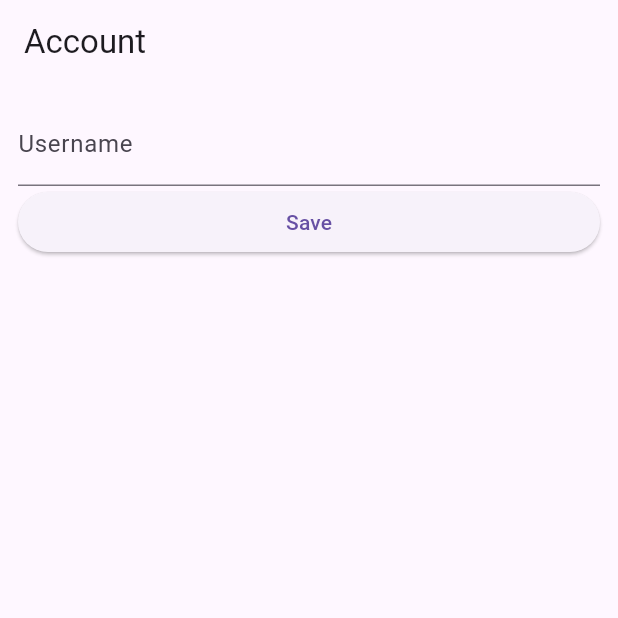
After one commit to Piradon-Phuangthong/SISGroup21, a Flutter app: the screen it shows once a user with an empty profile is signed in, after a tap on "Save", on a phone screen of 412 x 824 dp, the top half of it. The commit adds this screen. Run offline on Flutter 3.47's test engine with Material 3 defaults, Android fonts, the phone set to English and light mode, and no system bars; our stand-ins replace image_picker, supabase_flutter; accounts and stored records are empty; network calls fail.

Commit message:
user authentication and signup

```diff
--- /dev/null
+++ b/lib/pages/account_page.dart
@@ -0,0 +1,46 @@
+import 'package:flutter/material.dart';
+import 'package:omada/supabase/supabase_instance.dart';
+
+class AccountPage extends StatefulWidget {
+  const AccountPage({super.key});
+
+  @override
+  State<AccountPage> createState() => _AccountPageState();
+}
+
+class _AccountPageState extends State<AccountPage> {
+  final _usernameController = TextEditingController();
+
+  @override
+  void dispose() {
+    _usernameController.dispose();
+    super.dispose();
+  }
+
+  @override
+  Widget build(BuildContext context) {
+    return Scaffold(
+      appBar: AppBar(title: Text('Account')),
+      body: ListView(
+        padding: const EdgeInsets.all(12),
+        children: [
+          TextFormField(
+            controller: _usernameController,
+            decoration: InputDecoration(label: Text('Username')),
+          ),
+          ElevatedButton(
+            onPressed: () async {
+              final username = _usernameController.text.trim();
+              final userId = supabase.auth.currentUser!.id;
+              await supabase
+                  .from('profiles')
+                  .update({'username': username})
+                  .eq('id', userId);
+            },
+            child: Text('Save'),
+          ),
+        ],
+      ),
+    );
+  }
+}
--- /dev/null
+++ b/lib/pages/login_page.dart
@@ -0,0 +1,87 @@
+import 'dart:async';
+
+import 'package:flutter/material.dart';
+import 'package:omada/supabase/supabase_instance.dart';
+import 'package:supabase_flutter/supabase_flutter.dart';
+
+class LoginPage extends StatefulWidget {
+  const LoginPage({super.key});
+
+  @override
+  State<LoginPage> createState() => _LoginState();
+}
+
+class _LoginState extends State<LoginPage> {
+  final _emailController = TextEditingController();
+  late final StreamSubscription<AuthState> _authStateSubscription;
+
+  @override
+  void initState() {
+    super.initState();
+    _authStateSubscription = supabase.auth.onAuthStateChange.listen((event) {
+      final session = event.session;
+      if (session != null) {
+        Navigator.of(context).pushReplacementNamed('/account');
+      }
+    });
+  }
+
+  @override
+  void dispose() {
+    _emailController.dispose();
+    _authStateSubscription.cancel();
+    super.dispose();
+  }
+
+  @override
+  Widget build(BuildContext context) {
+    return Scaffold(
+      appBar: AppBar(title: Text('Login')),
+      body: ListView(
+        padding: const EdgeInsets.all(12),
+        children: [
+          TextFormField(
+            controller: _emailController,
+            decoration: InputDecoration(label: Text('Email')),
+          ),
+          SizedBox(height: 12),
+          ElevatedButton(
+            onPressed: () async {
+              try {
+                final email = _emailController.text.trim();
+                await supabase.auth.signInWithOtp(
+                  email: email,
+                  emailRedirectTo:
+                      'io.supabase.flutterquickstart://login-callback/',
+                );
+
+                if (mounted) {
+                  ScaffoldMessenger.of(context).showSnackBar(
+                    SnackBar(
+                      content: Text('Check your email for a login link'),
+                    ),
+                  );
+                }
+              } on AuthException catch (e) {
+                ScaffoldMessenger.of(context).showSnackBar(
+                  SnackBar(
+                    content: Text('Error: ${e.message}'),
+                    backgroundColor: Theme.of(context).colorScheme.error,
+                  ),
+                );
+              } catch (e) {
+                ScaffoldMessenger.of(context).showSnackBar(
+                  SnackBar(
+                    content: Text('Error: $e'),
+                    backgroundColor: Theme.of(context).colorScheme.error,
+                  ),
+                );
+              }
+            },
+            child: const Text('Login'),
+          ),
+        ],
+      ),
+    );
+  }
+}
--- /dev/null
+++ b/lib/pages/splash_page.dart
@@ -0,0 +1,44 @@
+import 'package:flutter/material.dart';
+import 'package:omada/supabase/supabase_instance.dart';
+
+class SplashPage extends StatefulWidget {
+  const SplashPage({super.key});
+
+  @override
+  State<SplashPage> createState() => _SplashPageState();
+}
+
+class _SplashPageState extends State<SplashPage> {
+  @override
+  void initState() {
+    super.initState();
+    _redirect();
+  }
+
+  Future<void> _redirect() async {
+    await Future.delayed(Duration.zero);
+
+    try {
+      // Validate session with backend; clears any stale local session
+      final userResponse = await supabase.auth.getUser();
+
+      if (!mounted) return;
+
+      if (userResponse.user != null) {
+        Navigator.of(context).pushReplacementNamed('/account');
+      } else {
+        await supabase.auth.signOut();
+        Navigator.of(context).pushReplacementNamed('/login');
+      }
+    } catch (_) {
+      if (!mounted) return;
+      await supabase.auth.signOut();
+      Navigator.of(context).pushReplacementNamed('/login');
+    }
+  }
+
+  @override
+  Widget build(BuildContext context) {
+    return Scaffold(body: Center(child: CircularProgressIndicator()));
+  }
+}
--- /dev/null
+++ b/lib/supabase/supabase_instance.dart
@@ -0,0 +1,15 @@
+import 'package:supabase_flutter/supabase_flutter.dart';
+
+late final SupabaseClient supabase;
+
+Future<void> initSupabase() async {
+  await Supabase.initialize(
+    url: 'https://kjkitypxpuqzoajautly.supabase.co',
+    anonKey:
+        'eyJhbGciOiJIUzI1NiIsInR5cCI6IkpXVCJ9.eyJpc3MiOiJzdXBhYmFzZSIsInJlZiI6Imtqa2l0eXB4cHVxem9hamF1dGx5Iiwicm9sZSI6ImFub24iLCJpYXQiOjE3NTYzODYwNDksImV4cCI6MjA3MTk2MjA0OX0.ugh30Y2_o3Tf4wFoBMjRzRu585awYX1vJPLG1DEE9Xo',
+    authOptions: const FlutterAuthClientOptions(
+      authFlowType: AuthFlowType.pkce,
+    ),
+  );
+  supabase = Supabase.instance.client;
+}
--- /dev/null
+++ b/lib/user_management_test.dart
@@ -0,0 +1,20 @@
+import 'package:flutter/material.dart';
+import 'package:omada/pages/account_page.dart';
+import 'package:omada/pages/login_page.dart';
+import 'package:omada/pages/splash_page.dart';
+
+class UserManagementTest extends StatelessWidget {
+  const UserManagementTest({super.key});
+  @override
+  Widget build(BuildContext context) {
+    return MaterialApp(
+      title: 'Supabase Flutter',
+      initialRoute: '/',
+      routes: {
+        '/': (context) => const SplashPage(),
+        '/login': (context) => const LoginPage(),
+        '/account': (context) => const AccountPage(),
+      },
+    );
+  }
+}
```
Also changed, not shown: lib/main.dart (+4 -90 lines), 3 other files.
